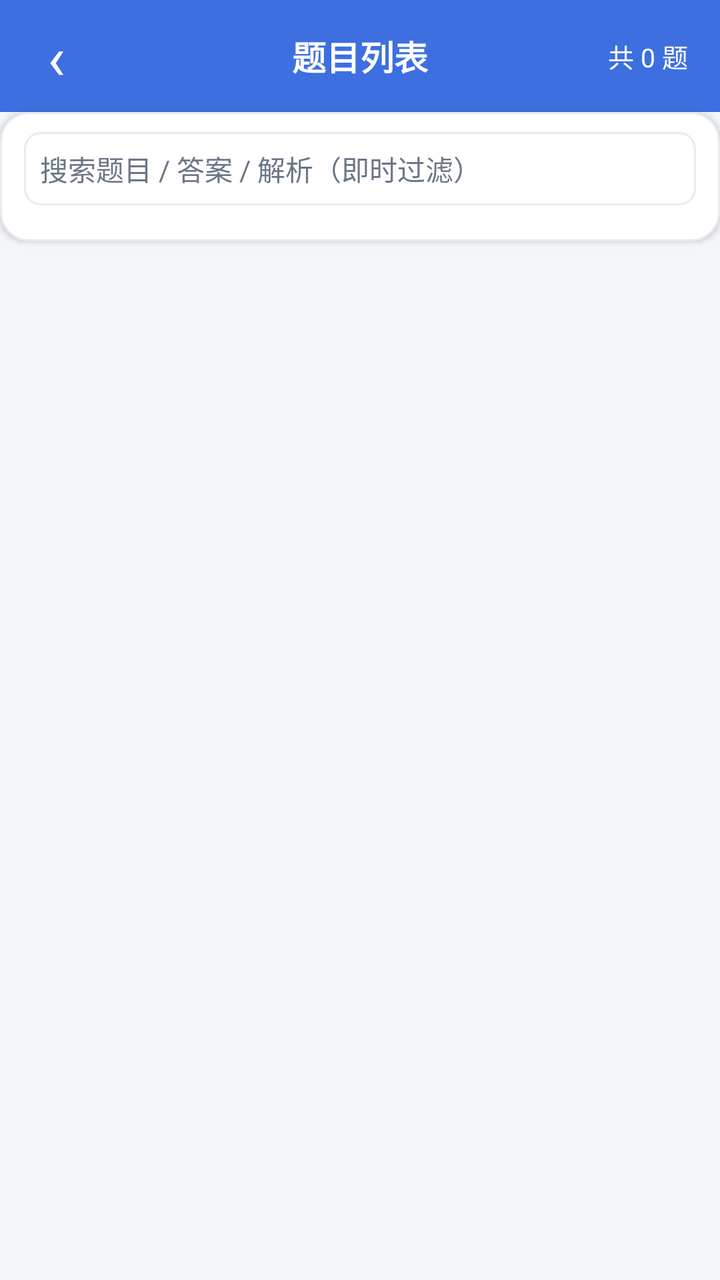
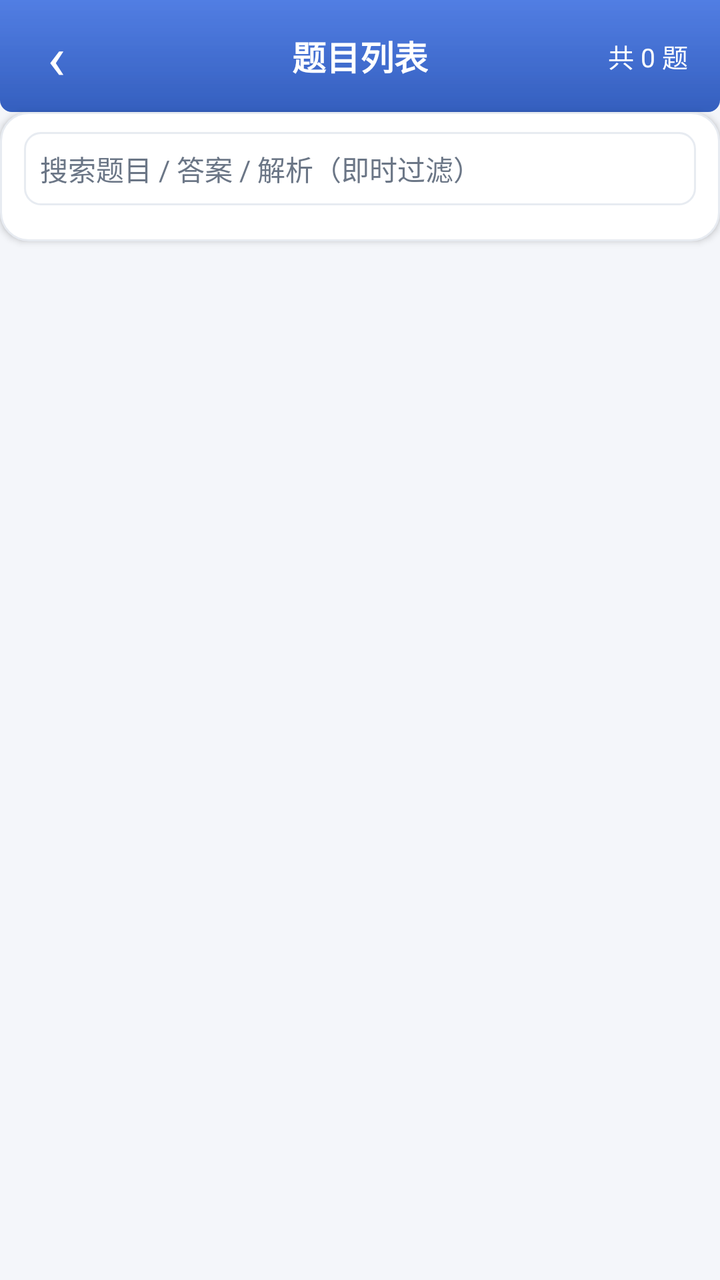

An Android layout rendered at two revisions. The XML below is the earlier revision; the diff shows what the commit changed to produce the second picture.
<!-- AndroidManifest.xml: application theme AppTheme.Light -->
<!-- res/layout/activity_question_list.xml -->
<?xml version="1.0" encoding="utf-8"?>
<LinearLayout xmlns:android="http://schemas.android.com/apk/res/android"
    android:layout_width="match_parent"
    android:layout_height="match_parent"
    android:background="?attr/qzBg"
    android:orientation="vertical">

    <FrameLayout
        android:layout_width="match_parent"
        android:layout_height="wrap_content"
        android:background="?attr/qzPrimary">

        <TextView
            android:id="@+id/btnBack"
            android:layout_width="56dp"
            android:layout_height="56dp"
            android:gravity="center"
            android:text="‹"
            android:textColor="?attr/qzOnPrimary"
            android:textSize="30sp" />

        <TextView
            android:id="@+id/title"
            android:layout_width="wrap_content"
            android:layout_height="56dp"
            android:layout_gravity="center"
            android:gravity="center"
            android:text="@string/ui_140"
            android:textColor="?attr/qzOnPrimary"
            android:textSize="17sp"
            android:textStyle="bold" />

        <TextView
            android:id="@+id/countTv"
            android:layout_width="wrap_content"
            android:layout_height="56dp"
            android:layout_gravity="end"
            android:gravity="center"
            android:paddingStart="8dp"
            android:paddingEnd="16dp"
            android:text="@string/ui_19"
            android:textColor="?attr/qzOnPrimary"
            android:textSize="13sp" />
    </FrameLayout>

    <LinearLayout
        android:layout_width="match_parent"
        android:layout_height="wrap_content"
        android:background="@drawable/bg_card"
        android:elevation="2dp"
        android:orientation="vertical"
        android:paddingStart="12dp"
        android:paddingTop="10dp"
        android:paddingEnd="12dp"
        android:paddingBottom="10dp">

        <EditText
            android:id="@+id/search"
            android:layout_width="match_parent"
            android:layout_height="wrap_content"
            android:background="@drawable/bg_input"
            android:hint="@string/ui_62"
            android:inputType="text"
            android:maxLines="1"
            android:padding="8dp"
            android:textColor="?attr/qzText"
            android:textColorHint="?attr/qzTextSub"
            android:textSize="14sp" />

        <HorizontalScrollView
            android:layout_width="match_parent"
            android:layout_height="wrap_content"
            android:layout_marginTop="8dp"
            android:scrollbars="none">

            <LinearLayout
                android:id="@+id/chips"
                android:layout_width="wrap_content"
                android:layout_height="wrap_content"
                android:orientation="horizontal" />
        </HorizontalScrollView>

        <HorizontalScrollView
            android:id="@+id/tagChipsRow"
            android:layout_width="match_parent"
            android:layout_height="wrap_content"
            android:layout_marginTop="6dp"
            android:scrollbars="none"
            android:visibility="gone">

            <LinearLayout
                android:id="@+id/tagChips"
                android:layout_width="wrap_content"
                android:layout_height="wrap_content"
                android:orientation="horizontal" />
        </HorizontalScrollView>

        <LinearLayout
            android:id="@+id/catRow"
            android:layout_width="match_parent"
            android:layout_height="wrap_content"
            android:layout_marginTop="6dp"
            android:gravity="center_vertical"
            android:orientation="horizontal"
            android:visibility="gone">

            <TextView android:layout_width="wrap_content" android:layout_height="wrap_content"
                android:text="@string/ui_25"
                android:textColor="?attr/qzTextSub"
                android:textSize="13sp" />

            <Spinner
                android:id="@+id/catSpinner"
                android:layout_width="0dp"
                android:layout_height="wrap_content"
                android:layout_marginStart="8dp"
                android:layout_weight="1" />
        </LinearLayout>

        <TextView
            android:id="@+id/actionBtn"
            android:layout_width="wrap_content"
            android:layout_height="wrap_content"
            android:layout_gravity="end"
            android:layout_marginTop="6dp"
            android:padding="4dp"
            android:text=""
            android:textColor="?attr/qzPrimary"
            android:textSize="14sp"
            android:textStyle="bold"
            android:visibility="gone" />

        <TextView
            android:id="@+id/btnRecite"
            android:layout_width="wrap_content"
            android:layout_height="wrap_content"
            android:layout_gravity="end"
            android:layout_marginTop="2dp"
            android:padding="4dp"
            android:text="@string/ui_113"
            android:textColor="?attr/qzOrange"
            android:textSize="14sp"
            android:textStyle="bold"
            android:visibility="gone" />
    </LinearLayout>

    <ListView
        android:id="@+id/list"
        android:layout_width="match_parent"
        android:layout_height="0dp"
        android:layout_weight="1"
        android:divider="@null"
        android:listSelector="@android:color/transparent" />

    <LinearLayout
        android:id="@+id/emptyView"
        android:layout_width="match_parent"
        android:layout_height="0dp"
        android:layout_weight="1"
        android:gravity="center"
        android:orientation="vertical"
        android:visibility="gone">

        <TextView android:layout_width="wrap_content" android:layout_height="wrap_content"
            android:text="@string/ui_78"
            android:textColor="?attr/qzTextSub"
            android:textSize="15sp" />
    </LinearLayout>
</LinearLayout>
<!-- resources referenced by this layout -->
<resources>
  <string name="ui_140">题目列表</string>
  <string name="ui_19">共 0 题</string>
  <string name="ui_25">分类</string>
  <style name="AppTheme.Light" parent="android:Theme.Material.Light.NoActionBar">
          <item name="android:colorPrimary">@color/primaryLight</item>
          <item name="android:colorPrimaryDark">@color/primaryDarkLight</item>
          <item name="android:colorAccent">@color/primaryLight</item>
          <item name="android:windowBackground">@color/bgLight</item>
          <item name="android:colorBackground">@color/bgLight</item>
          <item name="android:statusBarColor">@color/primaryDarkLight</item>
          <item name="android:navigationBarColor">@color/bgLight</item>
          <item name="android:textColorPrimary">@color/textLight</item>
          <item name="android:textColorSecondary">@color/textSubLight</item>
  
          <item name="qzPrimary">@color/primaryLight</item>
          <item name="qzBg">@color/bgLight</item>
          <item name="qzSurface">@color/surfaceLight</item>
          <item name="qzChipBg">@color/chipBgLight</item>
          <item name="qzText">@color/textLight</item>
          <item name="qzTextSub">@color/textSubLight</item>
          <item name="qzDivider">@color/dividerLight</item>
          <item name="qzGreen">@color/greenLight</item>
          <item name="qzGreenBg">@color/greenBgLight</item>
          <item name="qzRed">@color/redLight</item>
          <item name="qzRedBg">@color/redBgLight</item>
          <item name="qzOrange">@color/orangeLight</item>
          <item name="qzOrangeBg">@color/orangeBgLight</item>
          <item name="qzPrimaryBg">@color/primaryBgLight</item>
          <item name="qzStroke">@color/strokeLight</item>
          <item name="qzOnPrimary">@color/white</item>
      </style>
  <color name="bgLight">#F4F6FA</color>
  <color name="textLight">#1F2733</color>
  <color name="redLight">#E0563F</color>
  <color name="white">#FFFFFF</color>
  <!-- unchanged entries left out for length: 18 -->
</resources>

<!-- the commit's change to res/layout/activity_question_list.xml (unified diff, before → after) -->
@@ -8,7 +8,7 @@
     <FrameLayout
         android:layout_width="match_parent"
         android:layout_height="wrap_content"
-        android:background="?attr/qzPrimary">
+        android:background="@drawable/bg_topbar">
 
         <TextView
             android:id="@+id/btnBack"
<!-- resource entries referenced after the edit -->
@@ -1,9 +1,35 @@
 <!-- resources referenced by this layout -->
 <resources>
+  <!-- drawable bg_topbar (drawable) -->
+  <?xml version="1.0" encoding="utf-8"?>
+  <layer-list xmlns:android="http://schemas.android.com/apk/res/android">
+      <item>
+          <shape android:shape="rectangle">
+              <solid android:color="?attr/qzPrimary" />
+              <corners android:bottomLeftRadius="6dp" android:bottomRightRadius="6dp" />
+          </shape>
+      </item>
+      <item>
+          <shape android:shape="rectangle">
+              <gradient android:angle="270"
+                  android:startColor="#00000000" android:endColor="#26000000" />
+              <corners android:bottomLeftRadius="6dp" android:bottomRightRadius="6dp" />
+          </shape>
+      </item>
+      <item>
+          <shape android:shape="rectangle">
+              <gradient android:angle="270"
+                  android:startColor="#1AFFFFFF" android:endColor="#00FFFFFF" />
+              <corners android:bottomLeftRadius="6dp" android:bottomRightRadius="6dp" />
+          </shape>
+      </item>
+  </layer-list>
   <string name="ui_140">题目列表</string>
   <string name="ui_19">共 0 题</string>
   <string name="ui_25">分类</string>
   <style name="AppTheme.Light" parent="android:Theme.Material.Light.NoActionBar">
+          <item name="android:popupMenuStyle">@style/QzPopup.Light</item>
+          <item name="android:alertDialogTheme">@style/QzDialog.Light</item>
           <item name="android:colorPrimary">@color/primaryLight</item>
           <item name="android:colorPrimaryDark">@color/primaryDarkLight</item>
           <item name="android:colorAccent">@color/primaryLight</item>
@@ -31,10 +57,25 @@
           <item name="qzStroke">@color/strokeLight</item>
           <item name="qzOnPrimary">@color/white</item>
       </style>
+  <style name="QzPopup.Light" parent="android:Widget.Material.Light.PopupMenu">
+          <item name="android:popupBackground">@color/surfaceLight</item>
+          <item name="android:textColorPrimary">@color/primaryLight</item>
+          <item name="android:textColorSecondary">@color/textSubLight</item>
+      </style>
+  <style name="QzDialog.Light" parent="android:Theme.Material.Dialog.Alert">
+          <item name="android:windowBackground">@color/surfaceLight</item>
+          <item name="android:colorAccent">@color/primaryLight</item>
+          <item name="android:colorPrimary">@color/primaryLight</item>
+          <item name="android:textColorPrimary">@color/textLight</item>
+          <item name="android:textColorSecondary">@color/textSubLight</item>
+          <item name="android:colorBackgroundFloating">@color/surfaceLight</item>
+          <item name="android:textColorAlertDialogListItem">@color/dialogItemBlueLight</item>
+      </style>
   <color name="bgLight">#F4F6FA</color>
   <color name="textLight">#1F2733</color>
   <color name="redLight">#E0563F</color>
   <color name="white">#FFFFFF</color>
+  <color name="dialogItemBlueLight">#2B54A8</color>
   <!-- unchanged entries left out for length: 18 -->
 </resources>
 
